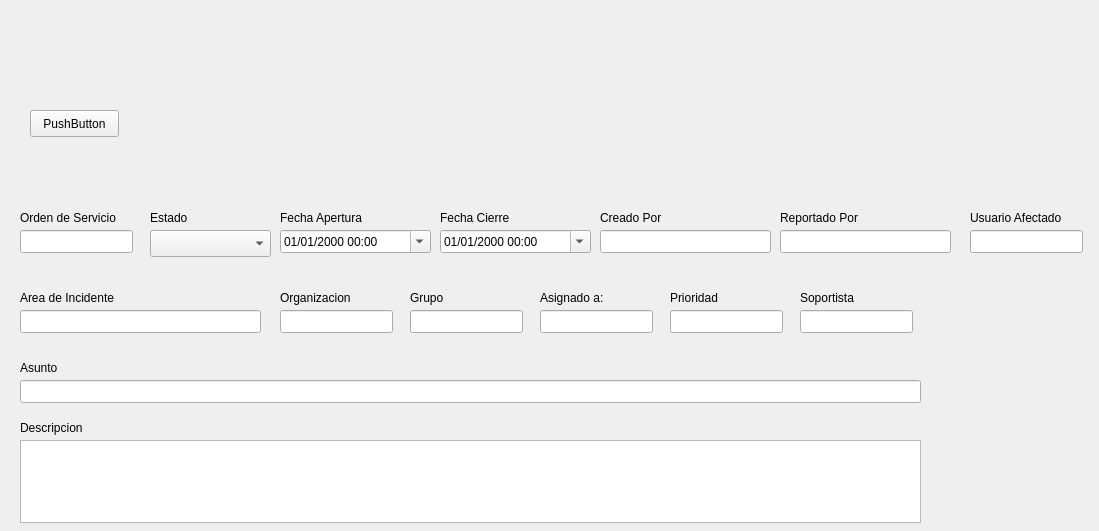
This is src/ods.ui in foxcarlos/asiste as Qt 5 draws it before an edit. The edited form follows.
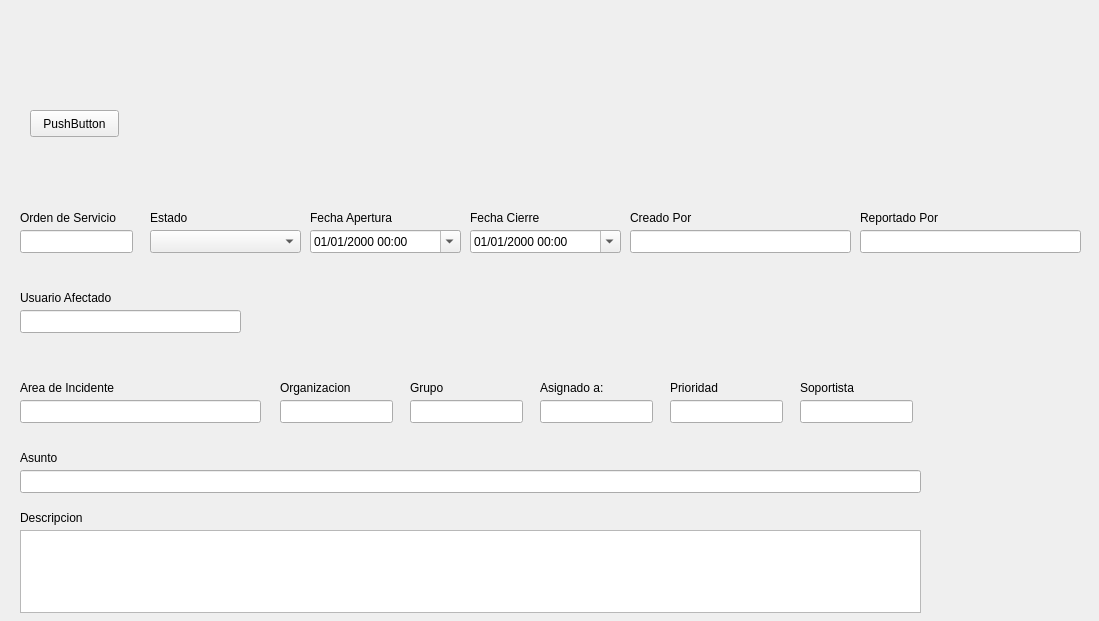
This is the edited form.

```diff
--- a/src/ods.ui
+++ b/src/ods.ui
@@ -7,7 +7,7 @@
     <x>0</x>
     <y>0</y>
     <width>1099</width>
-    <height>531</height>
+    <height>621</height>
    </rect>
   </property>
   <property name="windowTitle">
@@ -17,7 +17,7 @@
    <property name="geometry">
     <rect>
      <x>20</x>
-     <y>310</y>
+     <y>400</y>
      <width>241</width>
      <height>23</height>
     </rect>
@@ -27,7 +27,7 @@
    <property name="geometry">
     <rect>
      <x>670</x>
-     <y>290</y>
+     <y>380</y>
      <width>111</width>
      <height>16</height>
     </rect>
@@ -39,8 +39,8 @@
   <widget class="QLabel" name="label_7">
    <property name="geometry">
     <rect>
-     <x>970</x>
-     <y>210</y>
+     <x>20</x>
+     <y>290</y>
      <width>111</width>
      <height>16</height>
     </rect>
@@ -52,9 +52,9 @@
   <widget class="QLineEdit" name="txtCreadoPor">
    <property name="geometry">
     <rect>
-     <x>600</x>
+     <x>630</x>
      <y>230</y>
-     <width>171</width>
+     <width>221</width>
      <height>23</height>
     </rect>
    </property>
@@ -63,7 +63,7 @@
    <property name="geometry">
     <rect>
      <x>20</x>
-     <y>420</y>
+     <y>510</y>
      <width>111</width>
      <height>16</height>
     </rect>
@@ -76,7 +76,7 @@
    <property name="geometry">
     <rect>
      <x>20</x>
-     <y>440</y>
+     <y>530</y>
      <width>901</width>
      <height>83</height>
     </rect>
@@ -98,7 +98,7 @@
   <widget class="QLabel" name="label_5">
    <property name="geometry">
     <rect>
-     <x>600</x>
+     <x>630</x>
      <y>210</y>
      <width>111</width>
      <height>16</height>
@@ -111,7 +111,7 @@
   <widget class="QLabel" name="label_3">
    <property name="geometry">
     <rect>
-     <x>280</x>
+     <x>310</x>
      <y>210</y>
      <width>111</width>
      <height>16</height>
@@ -125,7 +125,7 @@
    <property name="geometry">
     <rect>
      <x>800</x>
-     <y>310</y>
+     <y>400</y>
      <width>113</width>
      <height>23</height>
     </rect>
@@ -135,7 +135,7 @@
    <property name="geometry">
     <rect>
      <x>410</x>
-     <y>290</y>
+     <y>380</y>
      <width>111</width>
      <height>16</height>
     </rect>
@@ -147,7 +147,7 @@
   <widget class="QLabel" name="label_4">
    <property name="geometry">
     <rect>
-     <x>440</x>
+     <x>470</x>
      <y>210</y>
      <width>111</width>
      <height>16</height>
@@ -161,7 +161,7 @@
    <property name="geometry">
     <rect>
      <x>800</x>
-     <y>290</y>
+     <y>380</y>
      <width>111</width>
      <height>16</height>
     </rect>
@@ -174,7 +174,7 @@
    <property name="geometry">
     <rect>
      <x>20</x>
-     <y>290</y>
+     <y>380</y>
      <width>121</width>
      <height>16</height>
     </rect>
@@ -187,7 +187,7 @@
    <property name="geometry">
     <rect>
      <x>410</x>
-     <y>310</y>
+     <y>400</y>
      <width>113</width>
      <height>23</height>
     </rect>
@@ -197,7 +197,7 @@
    <property name="geometry">
     <rect>
      <x>540</x>
-     <y>290</y>
+     <y>380</y>
      <width>101</width>
      <height>16</height>
     </rect>
@@ -209,9 +209,9 @@
   <widget class="QLineEdit" name="lineEdit_5">
    <property name="geometry">
     <rect>
-     <x>780</x>
+     <x>860</x>
      <y>230</y>
-     <width>171</width>
+     <width>221</width>
      <height>23</height>
     </rect>
    </property>
@@ -221,8 +221,8 @@
     <rect>
      <x>150</x>
      <y>230</y>
-     <width>121</width>
-     <height>27</height>
+     <width>151</width>
+     <height>23</height>
     </rect>
    </property>
    <property name="editable">
@@ -246,7 +246,7 @@
    <property name="geometry">
     <rect>
      <x>280</x>
-     <y>290</y>
+     <y>380</y>
      <width>111</width>
      <height>16</height>
     </rect>
@@ -258,9 +258,9 @@
   <widget class="QLineEdit" name="lineEdit_7">
    <property name="geometry">
     <rect>
-     <x>970</x>
-     <y>230</y>
-     <width>113</width>
+     <x>20</x>
+     <y>310</y>
+     <width>221</width>
      <height>23</height>
     </rect>
    </property>
@@ -269,7 +269,7 @@
    <property name="geometry">
     <rect>
      <x>670</x>
-     <y>310</y>
+     <y>400</y>
      <width>113</width>
      <height>23</height>
     </rect>
@@ -278,7 +278,7 @@
   <widget class="QLabel" name="label_6">
    <property name="geometry">
     <rect>
-     <x>780</x>
+     <x>860</x>
      <y>210</y>
      <width>111</width>
      <height>16</height>
@@ -292,7 +292,7 @@
    <property name="geometry">
     <rect>
      <x>20</x>
-     <y>360</y>
+     <y>450</y>
      <width>111</width>
      <height>16</height>
     </rect>
@@ -315,7 +315,7 @@
    <property name="geometry">
     <rect>
      <x>20</x>
-     <y>380</y>
+     <y>470</y>
      <width>901</width>
      <height>23</height>
     </rect>
@@ -325,7 +325,7 @@
    <property name="geometry">
     <rect>
      <x>280</x>
-     <y>310</y>
+     <y>400</y>
      <width>113</width>
      <height>23</height>
     </rect>
@@ -335,7 +335,7 @@
    <property name="geometry">
     <rect>
      <x>540</x>
-     <y>310</y>
+     <y>400</y>
      <width>113</width>
      <height>23</height>
     </rect>
@@ -357,7 +357,7 @@
   <widget class="QDateTimeEdit" name="dateTimeEdit">
    <property name="geometry">
     <rect>
-     <x>280</x>
+     <x>310</x>
      <y>230</y>
      <width>151</width>
      <height>23</height>
@@ -376,7 +376,7 @@
   <widget class="QDateTimeEdit" name="dateTimeEdit_2">
    <property name="geometry">
     <rect>
-     <x>440</x>
+     <x>470</x>
      <y>230</y>
      <width>151</width>
      <height>23</height>
```
